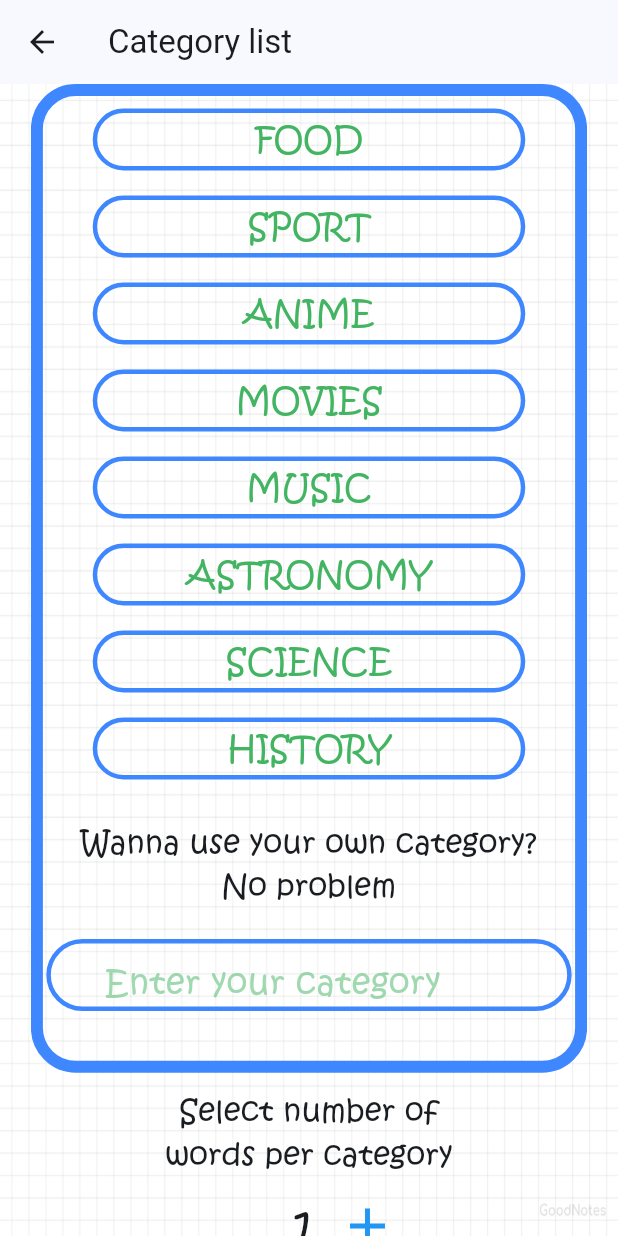
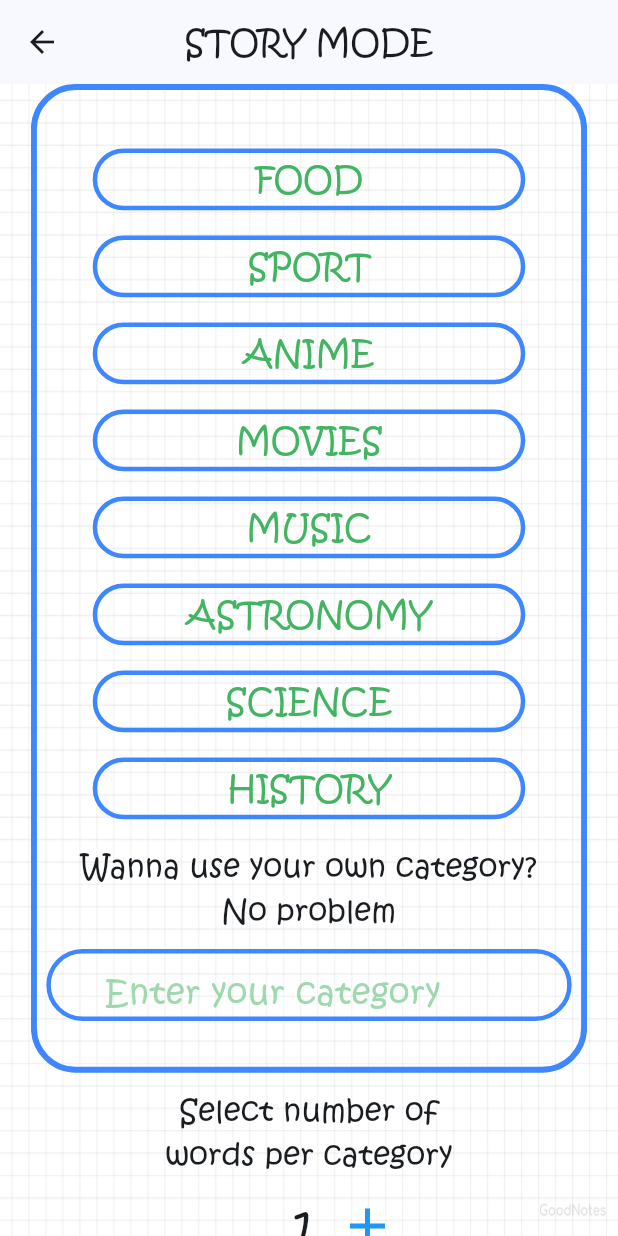
Before and after one commit to yoqub-davlatov/hangman_and_texttwist, a Flutter app: the HangManCategoryPage screen opened directly, on a phone screen of 412 x 824 dp. Run offline on Flutter 3.47's test engine with Material 2 defaults, Android fonts, the phone set to English and light mode, and no system bars; our stand-ins replace flutter_spinkit; missing offline and left inert: dart_openai.

Commit message:
fixed UX/UI bugs

```diff
--- a/lib/category_page/category_hangman.dart
+++ b/lib/category_page/category_hangman.dart
@@ -46,7 +46,13 @@ class _HangManCategoryPageState extends State<HangManCategoryPage> {
 
     return Scaffold(
       appBar: AppBar(
-        title: const Text('Category list'),
+        title: const Text(
+          'STORY MODE',
+          style: TextStyle(
+            fontFamily: Constants.fontFamily,
+          ),
+        ),
+        centerTitle: true,
       ),
       body: Stack(
         children: [
@@ -61,19 +67,18 @@ class _HangManCategoryPageState extends State<HangManCategoryPage> {
             child: Center(
               child: SingleChildScrollView(
                 child: Column(
-                  mainAxisAlignment: MainAxisAlignment.spaceEvenly,
+                  // mainAxisAlignment: MainAxisAlignment.spaceEvenly,
                   children: [
                     Container(
                       decoration: BoxDecoration(
                         borderRadius: BorderRadius.circular(30),
                         border: Border.all(
                           color: const Color(0xff3E87FF),
-                          width: 8,
+                          width: 4,
                         ),
                       ),
                       height: screenHeight * 0.8,
                       width: screenWidth * 0.9,
-                      child: SingleChildScrollView(
                       child: Column(
                         mainAxisAlignment: MainAxisAlignment.spaceEvenly,
                         children: [
@@ -87,10 +92,10 @@ class _HangManCategoryPageState extends State<HangManCategoryPage> {
                                       screenWidth,
                                     ),
                                   ),
-                              ),
-                            ),
+                                ) +
+                                [
                                   const SizedBox(
-                              height: 20,
+                                    height: 10,
                                   ),
                                   const Text(
                                     "Wanna use your own category?\nNo problem",
@@ -101,16 +106,14 @@ class _HangManCategoryPageState extends State<HangManCategoryPage> {
                                     ),
                                   ),
                                   const SizedBox(
-                              height: 20,
+                                    height: 10,
                                   ),
-                            textFieldWidget(screenHeight, screenWidth),
+                                  textFieldWidget(screenWidth),
+                                ],
+                          ),
                         ],
                       ),
                     ),
-                    ),
-                    // const SizedBox(
-                    //   height: 20,
-                    // ),
                     Padding(
                       padding: const EdgeInsets.all(4.0),
                       child: Wrap(
@@ -276,10 +279,9 @@ class _HangManCategoryPageState extends State<HangManCategoryPage> {
     );
   }
 
-  Widget textFieldWidget(double screenHeight, double screenWidth) {
+  Widget textFieldWidget(double screenWidth) {
     return SizedBox(
       width: screenWidth * 0.85,
-      height: screenHeight * 0.2,
       child: TextFormField(
         controller: inputController,
         textAlign: TextAlign.center,
```
Lines whose indentation alone changed are shown as unchanged.
